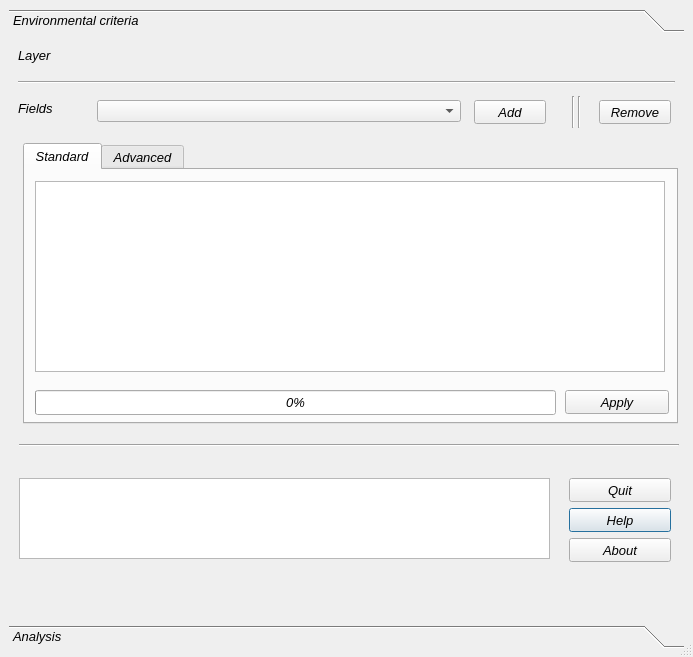
Old version of the form geoTOPSIS.ui in the repository gmassei/VectorMCDA.
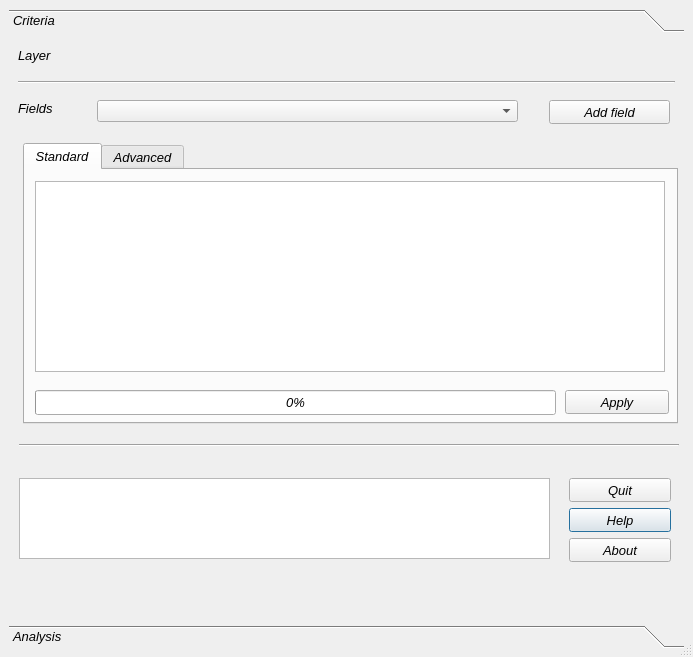
New version of the form.

Commit message:
tested geoWeightedSum, geoTOPSIS and geoFUZZY
improve and upgrade geoFuzzy algorithm, tested geoWeightedSum, geoTOPSIS
and geoFUZZY output

```diff
--- a/geoTOPSIS.ui
+++ b/geoTOPSIS.ui
@@ -83,14 +83,14 @@
        </rect>
       </property>
       <attribute name="label">
-       <string>Environmental criteria</string>
+       <string>Criteria</string>
       </attribute>
       <widget class="QComboBox" name="EnvlistFieldsCBox">
        <property name="geometry">
         <rect>
          <x>88</x>
          <y>62</y>
-         <width>364</width>
+         <width>421</width>
          <height>22</height>
         </rect>
        </property>
@@ -361,57 +361,12 @@
         </widget>
        </widget>
       </widget>
-      <widget class="Line" name="line_3">
-       <property name="geometry">
-        <rect>
-         <x>560</x>
-         <y>58</y>
-         <width>20</width>
-         <height>32</height>
-        </rect>
-       </property>
-       <property name="orientation">
-        <enum>Qt::Vertical</enum>
-       </property>
-      </widget>
-      <widget class="Line" name="line_6">
-       <property name="geometry">
-        <rect>
-         <x>554</x>
-         <y>58</y>
-         <width>20</width>
-         <height>32</height>
-        </rect>
-       </property>
-       <property name="orientation">
-        <enum>Qt::Vertical</enum>
-       </property>
-      </widget>
-      <widget class="QPushButton" name="EnvRemoveFieldBtn">
-       <property name="geometry">
-        <rect>
-         <x>590</x>
-         <y>62</y>
-         <width>72</width>
-         <height>24</height>
-        </rect>
-       </property>
-       <property name="maximumSize">
-        <size>
-         <width>16777215</width>
-         <height>24</height>
-        </size>
-       </property>
-       <property name="text">
-        <string>Remove</string>
-       </property>
-      </widget>
       <widget class="QPushButton" name="EnvAddFieldBtn">
        <property name="geometry">
         <rect>
-         <x>465</x>
+         <x>540</x>
          <y>62</y>
-         <width>72</width>
+         <width>121</width>
          <height>24</height>
         </rect>
        </property>
@@ -422,7 +377,7 @@
         </size>
        </property>
        <property name="text">
-        <string>Add</string>
+        <string>Add field</string>
        </property>
       </widget>
       <widget class="QToolButton" name="SetBtnQuit">
```
Left out of the diff: 8 changed lines with no effect on the pictures. The commit also changes 11 other files.
